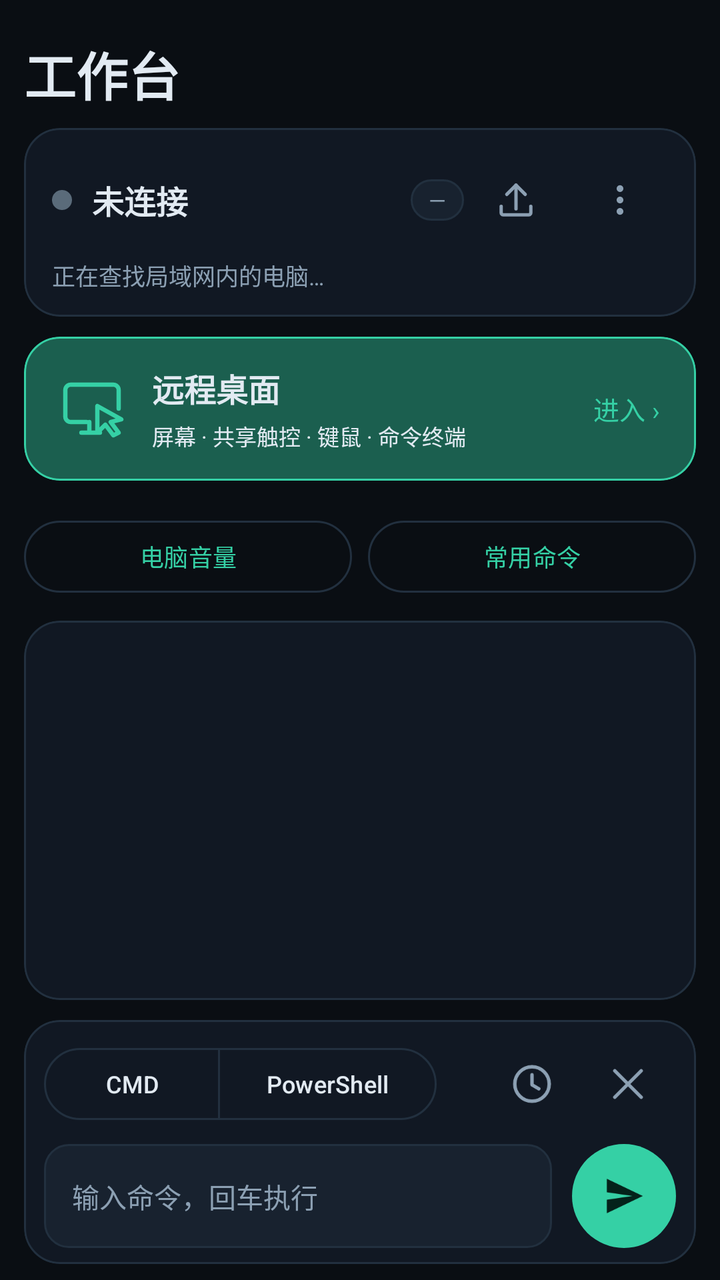
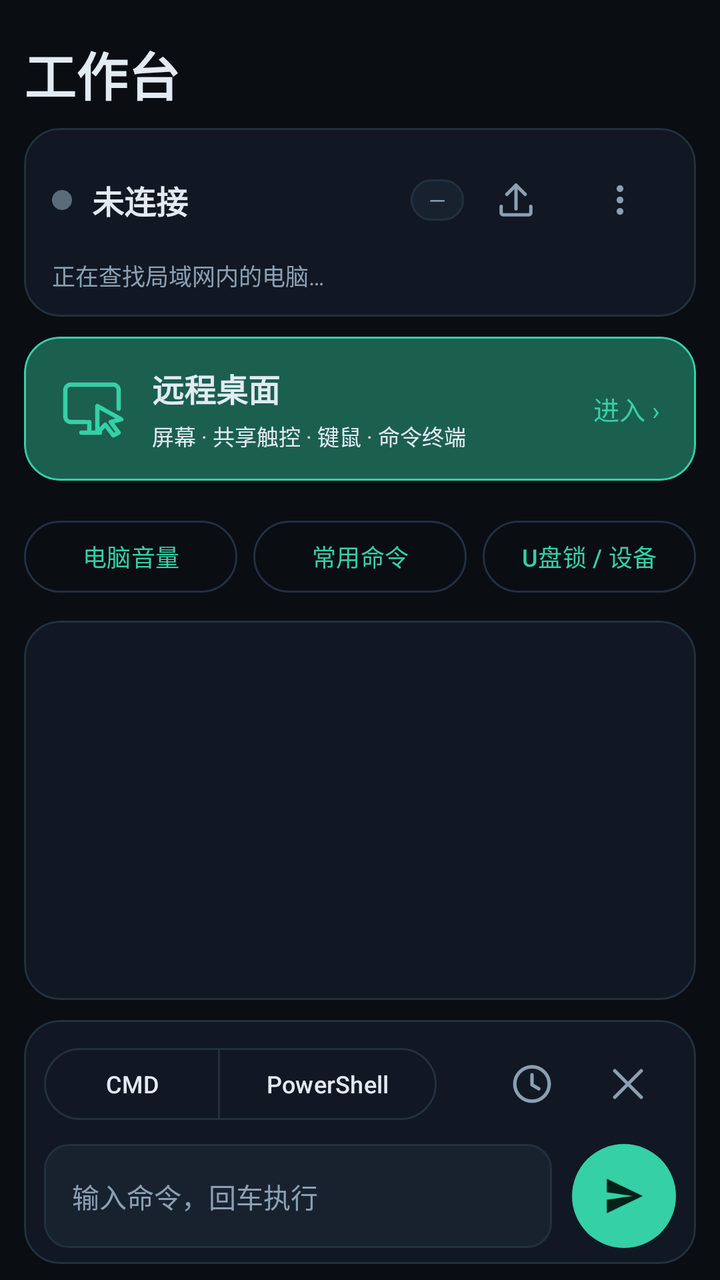

Two renders of the same Android screen: before a commit and after it. Below are the layout's source before the change and the commit's diff.
<!-- AndroidManifest.xml: application theme Theme.LanCmd -->
<!-- res/layout/activity_main.xml -->
<?xml version="1.0" encoding="utf-8"?>
<LinearLayout xmlns:android="http://schemas.android.com/apk/res/android"
    xmlns:app="http://schemas.android.com/apk/res-auto"
    android:layout_width="match_parent"
    android:layout_height="match_parent"
    android:background="@color/bg"
    android:orientation="vertical"
    android:paddingHorizontal="12dp"
    android:paddingTop="10dp"
    android:paddingBottom="8dp">

    <TextView
        android:layout_width="match_parent"
        android:layout_height="wrap_content"
        android:paddingVertical="8dp"
        android:text="工作台"
        android:textSize="26sp"
        android:textStyle="bold"
        android:textColor="@color/text" />

    <com.google.android.material.card.MaterialCardView
        android:layout_width="match_parent"
        android:layout_height="wrap_content"
        app:cardBackgroundColor="@color/surface"
        app:cardCornerRadius="18dp"
        app:cardElevation="0dp"
        app:strokeColor="@color/outline"
        app:strokeWidth="1dp">

        <LinearLayout
            android:layout_width="match_parent"
            android:layout_height="wrap_content"
            android:orientation="vertical"
            android:paddingHorizontal="14dp"
            android:paddingVertical="12dp">

            <LinearLayout
                android:layout_width="match_parent"
                android:layout_height="wrap_content"
                android:gravity="center_vertical"
                android:orientation="horizontal">

                <View
                    android:id="@+id/dot"
                    android:layout_width="10dp"
                    android:layout_height="10dp"
                    android:layout_marginEnd="10dp"
                    android:background="@drawable/dot_off" />

                <TextView
                    android:id="@+id/tvName"
                    android:layout_width="0dp"
                    android:layout_height="wrap_content"
                    android:layout_weight="1"
                    android:ellipsize="end"
                    android:maxLines="1"
                    android:text="@string/status_idle"
                    android:textColor="@color/text"
                    android:textSize="16sp"
                    android:textStyle="bold" />

                <TextView
                    android:id="@+id/tvLatency"
                    android:layout_width="wrap_content"
                    android:layout_height="wrap_content"
                    android:background="@drawable/pill_bg"
                    android:paddingHorizontal="9dp"
                    android:paddingVertical="3dp"
                    android:text="—"
                    android:textColor="@color/dim"
                    android:textSize="11sp" />

                <ImageButton
                    android:id="@+id/btnUpload"
                    style="@style/Widget.LanCmd.IconButton"
                    android:layout_width="48dp"
                    android:layout_height="48dp"
                    android:layout_marginStart="2dp"
                    android:contentDescription="@string/send_file"
                    android:src="@drawable/ic_upload" />

                <ImageButton
                    android:id="@+id/btnMore"
                    style="@style/Widget.LanCmd.IconButton"
                    android:layout_width="48dp"
                    android:layout_height="48dp"
                    android:layout_marginStart="4dp"
                    android:contentDescription="@string/more"
                    android:src="@drawable/ic_more" />
            </LinearLayout>

            <TextView
                android:id="@+id/tvSub"
                android:layout_width="match_parent"
                android:layout_height="wrap_content"
                android:layout_marginTop="5dp"
                android:ellipsize="end"
                android:maxLines="1"
                android:text="@string/sub_idle"
                android:textColor="@color/dim"
                android:textSize="11.5sp" />
        </LinearLayout>
    </com.google.android.material.card.MaterialCardView>

    <com.google.android.material.card.MaterialCardView
        android:id="@+id/cardDesktop"
        android:layout_width="match_parent"
        android:layout_height="wrap_content"
        android:layout_marginTop="10dp"
        android:clickable="true"
        android:focusable="true"
        android:contentDescription="远程桌面"
        app:cardBackgroundColor="@color/accent_dim"
        app:cardCornerRadius="18dp"
        app:cardElevation="0dp"
        app:strokeColor="@color/accent"
        app:strokeWidth="1dp">
        <LinearLayout
            android:layout_width="match_parent"
            android:layout_height="wrap_content"
            android:minHeight="72dp"
            android:gravity="center_vertical"
            android:orientation="horizontal"
            android:paddingHorizontal="18dp"
            android:paddingVertical="12dp">
            <ImageView android:layout_width="32dp" android:layout_height="32dp"
                android:src="@drawable/ic_desktop" android:tint="@color/accent" android:contentDescription="@null" />
            <LinearLayout android:layout_width="0dp" android:layout_height="wrap_content"
                android:layout_weight="1" android:layout_marginStart="14dp" android:orientation="vertical">
                <TextView android:layout_width="wrap_content" android:layout_height="wrap_content"
                    android:text="远程桌面" android:textColor="@color/text" android:textSize="16sp" android:textStyle="bold" />
                <TextView android:layout_width="wrap_content" android:layout_height="wrap_content"
                    android:layout_marginTop="4dp" android:text="屏幕 · 共享触控 · 键鼠 · 命令终端"
                    android:textColor="@color/text" android:textSize="11sp" />
            </LinearLayout>
            <TextView android:layout_width="wrap_content" android:layout_height="wrap_content"
                android:text="进入 ›" android:textColor="@color/accent" android:textSize="13sp" />
        </LinearLayout>
    </com.google.android.material.card.MaterialCardView>

    <LinearLayout
        android:id="@+id/rowActions1"
        android:layout_width="match_parent"
        android:layout_height="wrap_content"
        android:layout_marginTop="10dp"
        android:orientation="horizontal" />

    <LinearLayout
        android:id="@+id/rowActions2"
        android:layout_width="match_parent"
        android:layout_height="wrap_content"
        android:layout_marginTop="6dp"
        android:orientation="horizontal" />

    <LinearLayout
        android:layout_width="match_parent"
        android:layout_height="wrap_content"
        android:orientation="horizontal">
        <com.google.android.material.button.MaterialButton
            android:id="@+id/btnVolume"
            style="@style/Widget.Material3.Button.OutlinedButton"
            android:layout_width="0dp" android:layout_height="44dp" android:layout_weight="1"
            android:text="电脑音量" android:textSize="12sp" />
        <com.google.android.material.button.MaterialButton
            android:id="@+id/btnCommands"
            style="@style/Widget.Material3.Button.OutlinedButton"
            android:layout_width="0dp" android:layout_height="44dp" android:layout_weight="1"
            android:layout_marginStart="8dp"
            android:text="常用命令" android:textSize="12sp" />
    </LinearLayout>

    <FrameLayout
        android:layout_width="match_parent"
        android:layout_height="0dp"
        android:layout_marginTop="10dp"
        android:layout_weight="1">

        <com.google.android.material.card.MaterialCardView
            android:layout_width="match_parent"
            android:layout_height="match_parent"
            app:cardBackgroundColor="@color/surface"
            app:cardCornerRadius="18dp"
            app:cardElevation="0dp"
            app:strokeColor="@color/outline"
            app:strokeWidth="1dp">

            <ScrollView
                android:id="@+id/scroll"
                android:layout_width="match_parent"
                android:layout_height="match_parent"
                android:clipToPadding="false"
                android:padding="12dp"
                android:scrollbars="vertical">

                <TextView
                    android:id="@+id/tvLog"
                    android:layout_width="match_parent"
                    android:layout_height="wrap_content"
                    android:fontFamily="monospace"
                    android:lineSpacingExtra="3dp"
                    android:textColor="@color/text"
                    android:textIsSelectable="true"
                    android:textSize="12sp" />
            </ScrollView>
        </com.google.android.material.card.MaterialCardView>

        <LinearLayout
            android:id="@+id/overlay"
            android:layout_width="match_parent"
            android:layout_height="match_parent"
            android:background="@drawable/overlay_bg"
            android:clickable="true"
            android:focusable="true"
            android:gravity="center"
            android:orientation="vertical"
            android:padding="20dp"
            android:visibility="gone">

            <ProgressBar
                android:id="@+id/pbOverlay"
                style="?android:attr/progressBarStyle"
                android:layout_width="34dp"
                android:layout_height="34dp"
                android:indeterminate="true"
                android:indeterminateTint="@color/accent" />

            <TextView
                android:id="@+id/tvOverlay"
                android:layout_width="match_parent"
                android:layout_height="wrap_content"
                android:layout_marginTop="14dp"
                android:gravity="center"
                android:text="@string/overlay_connecting"
                android:textColor="@color/text"
                android:textSize="13.5sp" />

            <com.google.android.material.button.MaterialButton
                android:id="@+id/btnRetry"
                style="@style/Widget.Material3.Button.OutlinedButton"
                android:layout_width="wrap_content"
                android:layout_height="wrap_content"
                android:layout_marginTop="16dp"
                android:text="@string/retry_now"
                android:textColor="@color/accent"
                app:strokeColor="@color/accent" />

            <com.google.android.material.button.MaterialButton
                android:id="@+id/btnFwHelp"
                style="@style/Widget.Material3.Button.TextButton"
                android:layout_width="wrap_content"
                android:layout_height="wrap_content"
                android:layout_marginTop="4dp"
                android:text="@string/fw_help"
                android:textColor="@color/warn"
                android:visibility="gone" />
        </LinearLayout>
    </FrameLayout>

    <com.google.android.material.card.MaterialCardView
        android:layout_width="match_parent"
        android:layout_height="wrap_content"
        android:layout_marginTop="10dp"
        app:cardBackgroundColor="@color/surface"
        app:cardCornerRadius="18dp"
        app:cardElevation="0dp"
        app:strokeColor="@color/outline"
        app:strokeWidth="1dp">

        <LinearLayout
            android:layout_width="match_parent"
            android:layout_height="wrap_content"
            android:orientation="vertical"
            android:paddingHorizontal="10dp"
            android:paddingVertical="8dp">

            <LinearLayout
                android:layout_width="match_parent"
                android:layout_height="wrap_content"
                android:gravity="center_vertical"
                android:orientation="horizontal">

                <com.google.android.material.button.MaterialButtonToggleGroup
                    android:id="@+id/toggleShell"
                    android:layout_width="wrap_content"
                    android:layout_height="wrap_content"
                    app:selectionRequired="true"
                    app:singleSelection="true">

                    <com.google.android.material.button.MaterialButton
                        android:id="@+id/btnShellCmd"
                        style="@style/Widget.Material3.Button.OutlinedButton"
                        android:layout_width="wrap_content"
                        android:layout_height="36dp"
                        android:insetTop="0dp"
                        android:insetBottom="0dp"
                        android:text="@string/shell_cmd"
                        android:textSize="12sp" />

                    <com.google.android.material.button.MaterialButton
                        android:id="@+id/btnShellPs"
                        style="@style/Widget.Material3.Button.OutlinedButton"
                        android:layout_width="wrap_content"
                        android:layout_height="36dp"
                        android:insetTop="0dp"
                        android:insetBottom="0dp"
                        android:text="@string/shell_powershell"
                        android:textSize="12sp" />
                </com.google.android.material.button.MaterialButtonToggleGroup>

                <Space
                    android:layout_width="0dp"
                    android:layout_height="1dp"
                    android:layout_weight="1" />

                <ImageButton
                    android:id="@+id/btnHistory"
                    style="@style/Widget.LanCmd.IconButton"
                    android:layout_width="48dp"
                    android:layout_height="48dp"
                    android:contentDescription="@string/history"
                    android:src="@drawable/ic_history" />

                <ImageButton
                    android:id="@+id/btnClear"
                    style="@style/Widget.LanCmd.IconButton"
                    android:layout_width="48dp"
                    android:layout_height="48dp"
                    android:contentDescription="@string/clear_log"
                    android:src="@drawable/ic_clear" />
            </LinearLayout>

            <LinearLayout
                android:layout_width="match_parent"
                android:layout_height="wrap_content"
                android:layout_marginTop="6dp"
                android:gravity="center_vertical"
                android:orientation="horizontal">

                <EditText
                    android:id="@+id/etCmd"
                    android:layout_width="0dp"
                    android:layout_height="52dp"
                    android:layout_weight="1"
                    android:background="@drawable/input_bg"
                    android:hint="@string/cmd_hint"
                    android:imeOptions="actionSend"
                    android:inputType="textNoSuggestions"
                    android:maxLines="1"
                    android:paddingHorizontal="14dp"
                    android:textColor="@color/text"
                    android:textColorHint="@color/dim"
                    android:textSize="13.5sp" />

                <ImageButton
                    android:id="@+id/btnSend"
                    android:layout_width="52dp"
                    android:layout_height="52dp"
                    android:layout_marginStart="10dp"
                    android:background="@drawable/send_bg"
                    android:contentDescription="@string/send"
                    android:padding="11dp"
                    android:src="@drawable/ic_send"
                    android:tint="@color/on_accent" />
            </LinearLayout>
        </LinearLayout>
    </com.google.android.material.card.MaterialCardView>
</LinearLayout>
<!-- resources referenced by this layout -->
<resources>
  <color name="accent">#35D0A5</color>
  <color name="accent_dim">#1B5F4F</color>
  <color name="bg">#0A0E13</color>
  <color name="dim">#8CA0B3</color>
  <color name="on_accent">#04221A</color>
  <color name="outline">#22303F</color>
  <color name="surface">#111823</color>
  <color name="text">#E2EAF2</color>
  <color name="warn">#E0B15D</color>
  <!-- drawable dot_off (drawable) -->
  <?xml version="1.0" encoding="utf-8"?>
  <shape xmlns:android="http://schemas.android.com/apk/res/android" android:shape="oval">
      <solid android:color="#5A6B7A" />
  </shape>
  <!-- drawable ic_desktop (drawable) -->
  <?xml version="1.0" encoding="utf-8"?>
  <vector xmlns:android="http://schemas.android.com/apk/res/android" android:width="24dp" android:height="24dp" android:viewportWidth="24" android:viewportHeight="24">
      <path android:fillColor="#00000000" android:strokeColor="#FFFFFFFF" android:strokeWidth="1.6" android:strokeLineCap="round" android:strokeLineJoin="round"
          android:pathData="M10,17H4a2,2 0,0 1,-2,-2V5a2,2 0,0 1,2,-2h16a2,2 0,0 1,2,2v7M8,21h7M11,17v4M14,11l0,10 3,-3 3,4 2,-1 -3,-4 4,-1z" />
  </vector>
  <!-- drawable ic_send (drawable) -->
  <?xml version="1.0" encoding="utf-8"?>
  <vector xmlns:android="http://schemas.android.com/apk/res/android"
      android:width="24dp"
      android:height="24dp"
      android:viewportWidth="24"
      android:viewportHeight="24">
      <path
          android:fillColor="#FFFFFFFF"
          android:pathData="M3.4,20.6l18,-8.6l-18,-8.6l0,6.7l12.8,1.9l-12.8,1.9z" />
  </vector>
  <!-- drawable input_bg (drawable) -->
  <?xml version="1.0" encoding="utf-8"?>
  <shape xmlns:android="http://schemas.android.com/apk/res/android" android:shape="rectangle">
      <solid android:color="@color/surface_variant" />
      <corners android:radius="12dp" />
      <stroke android:width="1dp" android:color="@color/outline" />
  </shape>
  <!-- drawable overlay_bg (drawable) -->
  <?xml version="1.0" encoding="utf-8"?>
  <shape xmlns:android="http://schemas.android.com/apk/res/android" android:shape="rectangle">
      <solid android:color="@color/overlay" />
      <corners android:radius="18dp" />
  </shape>
  <!-- drawable pill_bg (drawable) -->
  <?xml version="1.0" encoding="utf-8"?>
  <shape xmlns:android="http://schemas.android.com/apk/res/android" android:shape="rectangle">
      <solid android:color="@color/surface_variant" />
      <corners android:radius="999dp" />
      <stroke android:width="1dp" android:color="@color/outline" />
  </shape>
  <!-- drawable send_bg (drawable) -->
  <?xml version="1.0" encoding="utf-8"?>
  <ripple xmlns:android="http://schemas.android.com/apk/res/android"
      android:color="#5535D0A5">
      <item>
          <shape android:shape="oval">
              <solid android:color="@color/accent" />
          </shape>
      </item>
  </ripple>
  <string name="clear_log">清空日志</string>
  <string name="cmd_hint">输入命令，回车执行</string>
  <string name="fw_help">防火墙怎么修？</string>
  <string name="history">历史命令</string>
  <string name="more">更多</string>
  <string name="overlay_connecting">正在连接电脑…</string>
  <string name="retry_now">立即重连</string>
  <string name="send">发送</string>
  <string name="send_file">发送文件</string>
  <string name="shell_cmd">CMD</string>
  <string name="shell_powershell">PowerShell</string>
  <string name="status_idle">未连接</string>
  <string name="sub_idle">正在查找局域网内的电脑…</string>
  <style name="Widget.LanCmd.IconButton" parent="">
          <item name="android:background">?attr/selectableItemBackgroundBorderless</item>
          <item name="android:padding">8dp</item>
          <item name="android:tint">@color/dim</item>
      </style>
  <color name="surface_variant">#18222F</color>
  <color name="overlay">#F20A0E13</color>
  <color name="danger">#EF6B68</color>
  <!-- unchanged entries left out for length: 5 -->
</resources>

<!-- the commit's change to res/layout/activity_main.xml (unified diff, before → after) -->
@@ -167,6 +167,12 @@
             android:layout_width="0dp" android:layout_height="44dp" android:layout_weight="1"
             android:layout_marginStart="8dp"
             android:text="常用命令" android:textSize="12sp" />
+        <com.google.android.material.button.MaterialButton
+            android:id="@+id/btnDevices"
+            style="@style/Widget.Material3.Button.OutlinedButton"
+            android:layout_width="0dp" android:layout_height="44dp" android:layout_weight="1"
+            android:layout_marginStart="8dp"
+            android:text="U盘锁 / 设备" android:textSize="12sp" android:paddingHorizontal="4dp" />
     </LinearLayout>
 
     <FrameLayout
